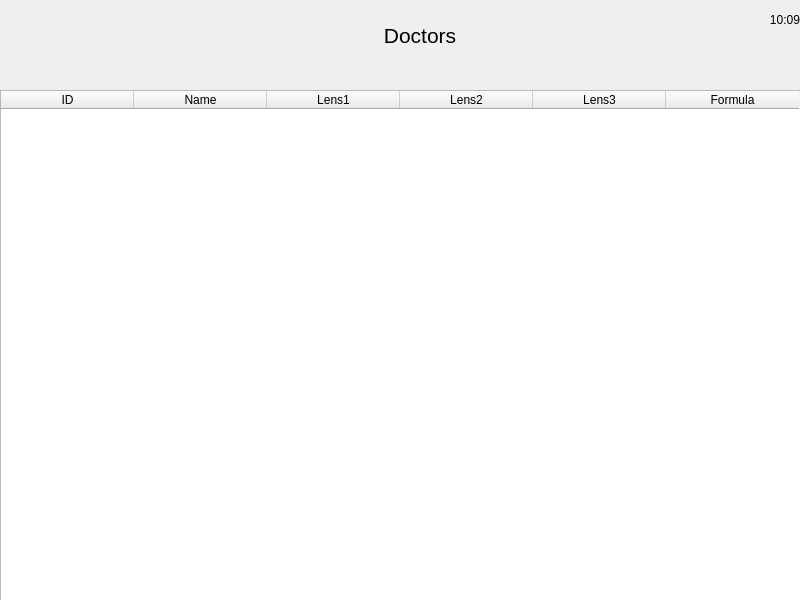
First picture: the form in viewdoctordialog.ui, repository amtsource2025/Ascan_old, before the edit.
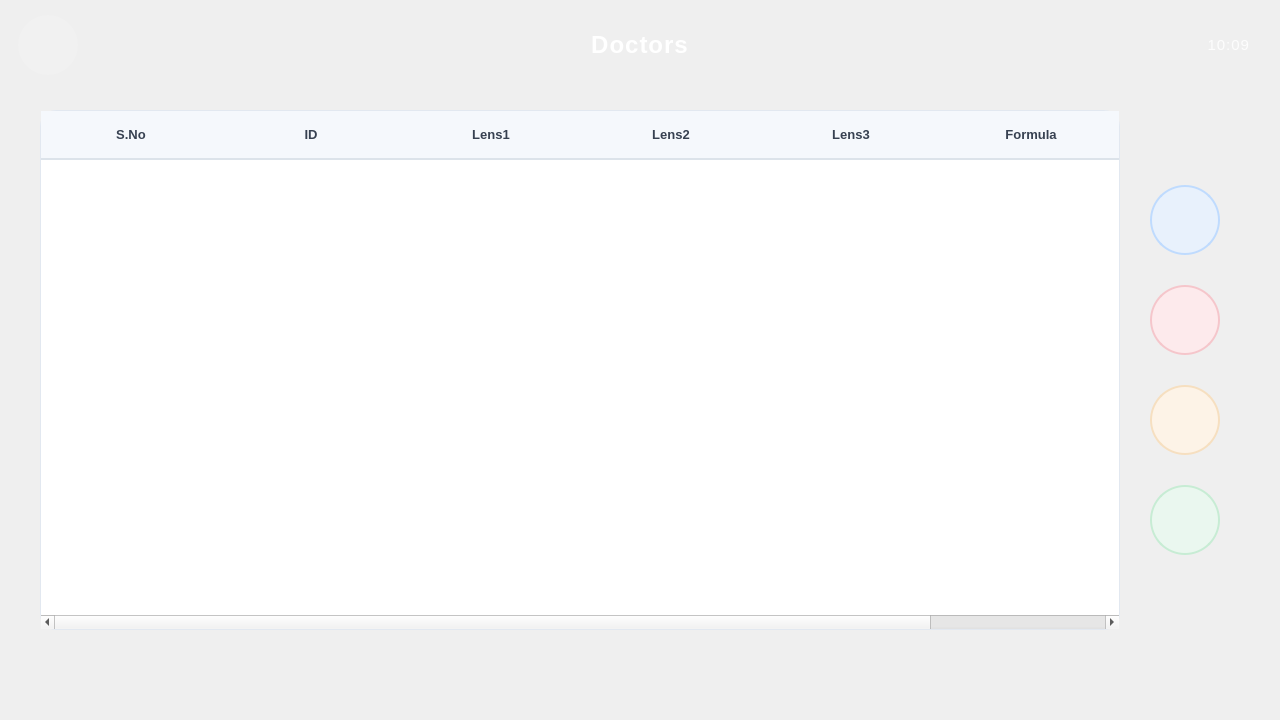
Second picture: the form after the edit. Icons and pictures are not drawn.

```diff
--- a/viewdoctordialog.ui
+++ b/viewdoctordialog.ui
@@ -6,44 +6,206 @@
    <rect>
     <x>0</x>
     <y>0</y>
-    <width>800</width>
-    <height>600</height>
+    <width>1280</width>
+    <height>720</height>
    </rect>
   </property>
   <property name="windowTitle">
    <string>Dialog</string>
   </property>
   <property name="styleSheet">
-   <string notr="true">background-image: url(:/images/5.png);</string>
+   <string notr="true">
+QDialog{
+	background: qlineargradient(spread:pad, x1:0, y1:0, x2:1, y2:1,
+		stop:0 #eef2f8, stop:1 #e4ebf5);
+	font-family: "Segoe UI";
+}</string>
   </property>
+
+  <!-- Header -->
+  <widget class="QLabel" name="header_bg">
+   <property name="geometry">
+    <rect>
+     <x>0</x>
+     <y>0</y>
+     <width>1280</width>
+     <height>90</height>
+    </rect>
+   </property>
+   <property name="styleSheet">
+    <string notr="true">QLabel{
+	background: qlineargradient(spread:pad, x1:0, y1:0, x2:1, y2:0,
+		stop:0 #1A5FB4, stop:0.55 #1976D2, stop:1 #2E9BDA);
+	border-bottom-left-radius: 18px;
+	border-bottom-right-radius: 18px;
+}</string>
+   </property>
+   <property name="text">
+    <string/>
+   </property>
+  </widget>
+  <widget class="QPushButton" name="btn_close">
+   <property name="geometry">
+    <rect>
+     <x>18</x>
+     <y>15</y>
+     <width>60</width>
+     <height>60</height>
+    </rect>
+   </property>
+   <property name="cursor">
+    <cursorShape>PointingHandCursor</cursorShape>
+   </property>
+   <property name="styleSheet">
+    <string notr="true">QPushButton{
+	background-color: rgba(255,255,255,25);
+	border: none;
+	border-radius: 30px;
+	border-image: url(:/images/icons/ic_arrow_back_white_48dp.png);
+}
+QPushButton:hover{
+	background-color: rgba(255,255,255,45);
+}
+QPushButton:pressed{
+	background-color: rgba(255,255,255,70);
+}</string>
+   </property>
+   <property name="text">
+    <string/>
+   </property>
+   <property name="flat">
+    <bool>true</bool>
+   </property>
+  </widget>
+  <widget class="QLabel" name="label">
+   <property name="geometry">
+    <rect>
+     <x>0</x>
+     <y>0</y>
+     <width>1280</width>
+     <height>90</height>
+    </rect>
+   </property>
+   <property name="font">
+    <font>
+     <pointsize>18</pointsize>
+     <weight>75</weight>
+     <bold>true</bold>
+    </font>
+   </property>
+   <property name="styleSheet">
+    <string notr="true">background: transparent;
+color: rgb(255,255,255);
+letter-spacing: 1px;</string>
+   </property>
+   <property name="text">
+    <string>Doctors</string>
+   </property>
+   <property name="alignment">
+    <set>Qt::AlignCenter</set>
+   </property>
+  </widget>
+  <widget class="QLabel" name="lbl_time">
+   <property name="geometry">
+    <rect>
+     <x>1100</x>
+     <y>25</y>
+     <width>150</width>
+     <height>40</height>
+    </rect>
+   </property>
+   <property name="font">
+    <font>
+     <pointsize>11</pointsize>
+    </font>
+   </property>
+   <property name="styleSheet">
+    <string notr="true">background: transparent;
+color: rgba(255,255,255,220);
+letter-spacing: 1px;</string>
+   </property>
+   <property name="text">
+    <string>10:09</string>
+   </property>
+   <property name="alignment">
+    <set>Qt::AlignRight|Qt::AlignTrailing|Qt::AlignVCenter</set>
+   </property>
+  </widget>
+
+  <!-- Table -->
   <widget class="QTableWidget" name="table_doctor">
    <property name="geometry">
     <rect>
-     <x>0</x>
-     <y>90</y>
-     <width>801</width>
-     <height>511</height>
+     <x>40</x>
+     <y>110</y>
+     <width>1080</width>
+     <height>520</height>
     </rect>
    </property>
    <property name="styleSheet">
-    <string notr="true">background-image:url(empty.png);</string>
+    <string notr="true">QTableWidget {
+    background-color: #ffffff;
+    alternate-background-color: #f7f9fc;
+    gridline-color: #e2e8f0;
+    border: 1px solid #e2e8f0;
+    border-radius: 16px;
+    font-size: 14px;
+    color: #1f2937;
+    }
+    QTableWidget::item {
+    padding: 12px 14px;
+    border-bottom: 1px solid #eef1f5;
+    }
+    QTableWidget::item:selected {
+    background-color: #E3F0FD;
+    color: #0b3d91;
+    }
+    QHeaderView::section {
+    background-color: #F5F8FC;
+    color: #374151;
+    font-weight: 600;
+    font-size: 13px;
+    padding: 14px 10px;
+    border: none;
+    border-bottom: 2px solid #DCE3EA;
+    }
+    QTableCornerButton::section {
+    background-color: #F5F8FC;
+    border: none;
+    }
+    QScrollBar:vertical {
+    width: 12px;
+    background: #F5F8FC;
+    border-radius: 6px;
+    }
+    QScrollBar::handle:vertical {
+    background: #C3CEDC;
+    border-radius: 6px;
+    min-height: 30px;
+    }
+    QScrollBar::add-line:vertical, QScrollBar::sub-line:vertical {
+    height: 0px;
+    }</string>
    </property>
    <property name="editTriggers">
     <set>QAbstractItemView::NoEditTriggers</set>
    </property>
+   <property name="alternatingRowColors">
+    <bool>true</bool>
+   </property>
    <attribute name="horizontalHeaderDefaultSectionSize">
-    <number>133</number>
+    <number>180</number>
    </attribute>
+   <column>
+    <property name="text">
+     <string>S.No</string>
+    </property>
+   </column>
    <column>
     <property name="text">
      <string>ID</string>
     </property>
    </column>
-   <column>
-    <property name="text">
-     <string>Name</string>
-    </property>
-   </column>
    <column>
     <property name="text">
      <string>Lens1</string>
@@ -65,18 +227,66 @@
     </property>
    </column>
   </widget>
+
+  <!-- Action rail -->
+  <widget class="QPushButton" name="btn_view">
+   <property name="geometry">
+    <rect>
+     <x>1150</x>
+     <y>185</y>
+     <width>70</width>
+     <height>70</height>
+    </rect>
+   </property>
+   <property name="cursor">
+    <cursorShape>PointingHandCursor</cursorShape>
+   </property>
+   <property name="styleSheet">
+    <string notr="true">QPushButton{
+	background-color: #E8F1FC;
+	border: 2px solid #BFDBFE;
+	border-radius: 35px;
+	border-image: url(:/images/view-icon.png);
+}
+QPushButton:hover{
+	border: 2px solid #8FC0FA;
+}
+QPushButton:pressed{
+	background-color: #D7E9FA;
+}</string>
+   </property>
+   <property name="text">
+    <string/>
+   </property>
+   <property name="flat">
+    <bool>true</bool>
+   </property>
+  </widget>
   <widget class="QPushButton" name="btn_delete">
    <property name="geometry">
     <rect>
-     <x>690</x>
-     <y>317</y>
-     <width>85</width>
-     <height>85</height>
+     <x>1150</x>
+     <y>285</y>
+     <width>70</width>
+     <height>70</height>
     </rect>
    </property>
+   <property name="cursor">
+    <cursorShape>PointingHandCursor</cursorShape>
+   </property>
    <property name="styleSheet">
-    <string notr="true">background-image:url(empty.png);
-border-image: url(:/images/delete-icon.png);</string>
+    <string notr="true">QPushButton{
+	background-color: #FDEAEC;
+	border: 2px solid #F5C6CB;
+	border-radius: 35px;
+	border-image: url(:/images/delete-icon.png);
+}
+QPushButton:hover{
+	border: 2px solid #EFA3AB;
+}
+QPushButton:pressed{
+	background-color: #F9D2D7;
+}</string>
    </property>
    <property name="text">
     <string/>
@@ -88,35 +298,28 @@
   <widget class="QPushButton" name="btn_edit">
    <property name="geometry">
     <rect>
-     <x>690</x>
-     <y>410</y>
-     <width>85</width>
-     <height>85</height>
-    </rect>
-   </property>
-   <property name="styleSheet">
-    <string notr="true">background-image:url(empty.png);
-border-image: url(:/images/edit-icon.png);</string>
-   </property>
-   <property name="text">
-    <string/>
-   </property>
-   <property name="flat">
-    <bool>true</bool>
-   </property>
-  </widget>
-  <widget class="QPushButton" name="btn_close">
-   <property name="geometry">
-    <rect>
-     <x>0</x>
-     <y>0</y>
+     <x>1150</x>
+     <y>385</y>
      <width>70</width>
-     <height>60</height>
+     <height>70</height>
     </rect>
    </property>
+   <property name="cursor">
+    <cursorShape>PointingHandCursor</cursorShape>
+   </property>
    <property name="styleSheet">
-    <string notr="true">background-image:url(empty.png);
-border-image: url(:/images/icons/ic_arrow_back_white_48dp.png);</string>
+    <string notr="true">QPushButton{
+	background-color: #FDF3E7;
+	border: 2px solid #F6DFC0;
+	border-radius: 35px;
+	border-image: url(:/images/edit-icon.png);
+}
+QPushButton:hover{
+	border: 2px solid #EBC48C;
+}
+QPushButton:pressed{
+	background-color: #F8E6C7;
+}</string>
    </property>
    <property name="text">
     <string/>
@@ -128,111 +331,84 @@
   <widget class="QPushButton" name="btn_add">
    <property name="geometry">
     <rect>
-     <x>690</x>
-     <y>506</y>
-     <width>85</width>
-     <height>85</height>
-    </rect>
-   </property>
-   <property name="styleSheet">
-    <string notr="true">background-image:url(empty.png);
-border-image: url(:/images/add-icon.png);</string>
-   </property>
-   <property name="text">
-    <string/>
-   </property>
-   <property name="flat">
-    <bool>true</bool>
-   </property>
-  </widget>
-  <widget class="QPushButton" name="btn_view">
-   <property name="geometry">
-    <rect>
-     <x>690</x>
-     <y>225</y>
-     <width>85</width>
-     <height>85</height>
-    </rect>
-   </property>
-   <property name="styleSheet">
-    <string notr="true">background-image:url(empty.png);
-border-image: url(:/images/view-icon.png);</string>
-   </property>
-   <property name="text">
-    <string/>
-   </property>
-   <property name="flat">
-    <bool>true</bool>
-   </property>
-  </widget>
-  <widget class="QLabel" name="label">
-   <property name="geometry">
-    <rect>
-     <x>340</x>
-     <y>0</y>
-     <width>160</width>
+     <x>1150</x>
+     <y>485</y>
+     <width>70</width>
      <height>70</height>
     </rect>
    </property>
-   <property name="font">
-    <font>
-     <pointsize>16</pointsize>
-    </font>
+   <property name="cursor">
+    <cursorShape>PointingHandCursor</cursorShape>
    </property>
    <property name="styleSheet">
-    <string notr="true">background-image:url(empty.png);</string>
+    <string notr="true">QPushButton{
+	background-color: #EAF7EF;
+	border: 2px solid #C7ECD4;
+	border-radius: 35px;
+	border-image: url(:/images/add-icon.png);
+}
+QPushButton:hover{
+	border: 2px solid #98DBAF;
+}
+QPushButton:pressed{
+	background-color: #CFEEDA;
+}</string>
    </property>
    <property name="text">
-    <string>Doctors</string>
+    <string/>
    </property>
-   <property name="alignment">
-    <set>Qt::AlignCenter</set>
+   <property name="flat">
+    <bool>true</bool>
    </property>
   </widget>
-  <widget class="QLabel" name="lbl_time">
-   <property name="geometry">
-    <rect>
-     <x>680</x>
-     <y>0</y>
-     <width>120</width>
-     <height>40</height>
-    </rect>
-   </property>
-   <property name="font">
-    <font>
-     <pointsize>9</pointsize>
-    </font>
-   </property>
-   <property name="styleSheet">
-    <string notr="true">background-image:url(empty.png);border-image:url(empty.png);</string>
-   </property>
-   <property name="text">
-    <string>10:09</string>
-   </property>
-   <property name="alignment">
-    <set>Qt::AlignRight|Qt::AlignTrailing|Qt::AlignVCenter</set>
-   </property>
-  </widget>
+
+  <!-- Snackbar -->
   <widget class="QLabel" name="snackbar">
    <property name="geometry">
     <rect>
-     <x>-1</x>
-     <y>562</y>
-     <width>810</width>
-     <height>40</height>
+     <x>340</x>
+     <y>668</y>
+     <width>600</width>
+     <height>44</height>
     </rect>
    </property>
+   <property name="font">
+    <font>
+     <pointsize>11</pointsize>
+     <weight>75</weight>
+     <bold>true</bold>
+    </font>
+   </property>
    <property name="styleSheet">
-    <string notr="true">border-image: url(:/images/alert-red.png);
-background-image:url(empty.png);color:rgb(255,255,255);</string>
+    <string notr="true">QLabel{
+	background: qlineargradient(spread:pad, x1:0, y1:0, x2:1, y2:0,
+		stop:0 #E53935, stop:1 #EF5350);
+	color: rgb(255,255,255);
+	border-radius: 22px;
+	padding: 0px 18px;
+}</string>
    </property>
    <property name="text">
     <string/>
    </property>
+   <property name="alignment">
+    <set>Qt::AlignCenter</set>
+   </property>
    <property name="indent">
-    <number>5</number>
+    <number>0</number>
    </property>
   </widget>
+
+  <zorder>header_bg</zorder>
+  <zorder>label</zorder>
+  <zorder>btn_close</zorder>
+  <zorder>lbl_time</zorder>
+  <zorder>table_doctor</zorder>
+  <zorder>btn_view</zorder>
+  <zorder>btn_delete</zorder>
+  <zorder>btn_edit</zorder>
+  <zorder>btn_add</zorder>
+  <zorder>snackbar</zorder>
  </widget>
  <resources/>
  <connections/>
```
